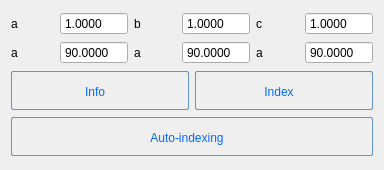
k61n/openhkl, file apps/NSXQt/ui/Tree/UnitCellPropertyWidget.ui: the form before one commit.
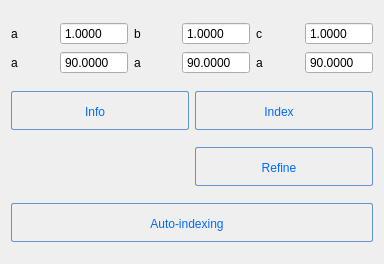
The form after the commit.

Commit message: Change Autoindexing and new RefineUnitCellWidget

```diff
--- a/apps/NSXQt/ui/Tree/UnitCellPropertyWidget.ui
+++ b/apps/NSXQt/ui/Tree/UnitCellPropertyWidget.ui
@@ -7,7 +7,7 @@
     <x>0</x>
     <y>0</y>
     <width>384</width>
-    <height>170</height>
+    <height>264</height>
    </rect>
   </property>
   <property name="windowTitle">
@@ -267,7 +267,7 @@
      </property>
     </widget>
    </item>
-   <item row="2" column="0" colspan="2">
+   <item row="3" column="0" colspan="2">
     <widget class="QPushButton" name="pushButton_AutoIndexing">
      <property name="toolTip">
       <string>&lt;html&gt;&lt;head/&gt;&lt;body&gt;&lt;p&gt;Print information about the UnitCell in the logger&lt;/p&gt;&lt;/body&gt;&lt;/html&gt;</string>
@@ -321,6 +321,60 @@
      </property>
     </widget>
    </item>
+   <item row="2" column="1">
+    <widget class="QPushButton" name="pushButton_Refine">
+     <property name="toolTip">
+      <string>&lt;html&gt;&lt;head/&gt;&lt;body&gt;&lt;p&gt;Print information about the UnitCell in the logger&lt;/p&gt;&lt;/body&gt;&lt;/html&gt;</string>
+     </property>
+     <property name="styleSheet">
+      <string notr="true">QPushButton:hover{
+        background: qlineargradient(x1 : 0, y1 : 0, x2 : 0, y2 :   1, stop :   0.0 #ffd9aa,
+                stop :   0.5 #ffbb6e, stop :   0.55 #feae42, stop :   1.0 #fedb74);
+}
+
+QPushButton {
+        border: 1px solid #6593cf;
+        border-radius: 2px;
+        padding: 5px 15px 2px 5px;
+        background: qlineargradient(x1 : 0, y1 : 0, x2 : 0, y2 :   1, stop :   0.0 #f5f9ff,
+                stop :   0.5 #c7dfff, stop :   0.55 #afd2ff, stop :   1.0 #c0dbff);
+        color: #006aff;
+        font: bold large &quot;Arial&quot;;
+        height: 30px;
+}
+
+
+
+
+QPushButton:pressed {
+        background: qlineargradient(x1 : 0, y1 : 0, x2 : 0, y2 :   1, stop :   0.0 #c0dbff,
+        stop :   0.5 #cfd26f, stop :   0.55 #c7df6f, stop :   1.0 #f5f9ff);
+        padding-top: 2px;
+        padding-left: 3px;
+
+}
+
+
+QPushButton:on {
+        background: qlineargradient(x1 : 0, y1 : 0, x2 : 0, y2 :   1, stop :   0.0 #5AA72D,
+        stop :   0.5 #B3E296, stop :   0.55 #B3E296, stop :   1.0 #f5f9ff);
+        padding-top: 2px;
+        padding-left: 3px;
+}
+
+QPushButton:disabled {
+        background: transparent #e5e9ee;
+        padding-top: 2px;        
+        padding-left: 3px;
+        color: black;
+}
+</string>
+     </property>
+     <property name="text">
+      <string>Refine</string>
+     </property>
+    </widget>
+   </item>
   </layout>
  </widget>
  <tabstops>
```
The commit also changes 11 other files.
